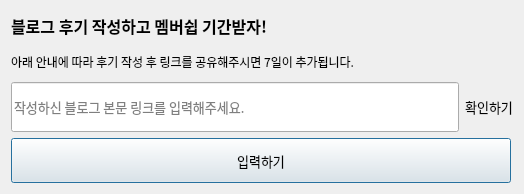
This is free.ui in Hyeongwookjung/e-commerce_analysis_platform as Qt 5 draws it before an edit. The edited form follows.
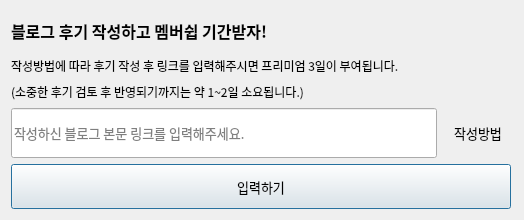
This is the edited form.

Commit message: DB 스펙 변경

```diff
--- a/free.ui
+++ b/free.ui
@@ -7,7 +7,7 @@
     <x>0</x>
     <y>0</y>
     <width>524</width>
-    <height>194</height>
+    <height>220</height>
    </rect>
   </property>
   <property name="sizePolicy">
@@ -19,13 +19,13 @@
   <property name="minimumSize">
    <size>
     <width>524</width>
-    <height>194</height>
+    <height>220</height>
    </size>
   </property>
   <property name="maximumSize">
    <size>
     <width>524</width>
-    <height>194</height>
+    <height>220</height>
    </size>
   </property>
   <property name="font">
@@ -57,6 +57,12 @@
      </item>
      <item>
       <widget class="QLabel" name="label_2">
+       <property name="maximumSize">
+        <size>
+         <width>16777215</width>
+         <height>20</height>
+        </size>
+       </property>
        <property name="font">
         <font>
          <family>KoPubWorld돋움체 Light</family>
@@ -64,7 +70,26 @@
         </font>
        </property>
        <property name="text">
-        <string>아래 안내에 따라 후기 작성 후 링크를 공유해주시면 7일이 추가됩니다. </string>
+        <string>작성방법에 따라 후기 작성 후 링크를 입력해주시면 프리미엄 3일이 부여됩니다. </string>
+       </property>
+      </widget>
+     </item>
+     <item>
+      <widget class="QLabel" name="label_4">
+       <property name="maximumSize">
+        <size>
+         <width>16777215</width>
+         <height>20</height>
+        </size>
+       </property>
+       <property name="font">
+        <font>
+         <family>KoPubWorld돋움체 Light</family>
+         <pointsize>9</pointsize>
+        </font>
+       </property>
+       <property name="text">
+        <string>(소중한 후기 검토 후 반영되기까지는 약 1~2일 소요됩니다.)</string>
        </property>
       </widget>
      </item>
@@ -97,8 +122,14 @@
        </item>
        <item>
         <widget class="QLabel" name="label_3">
+         <property name="minimumSize">
+          <size>
+           <width>70</width>
+           <height>0</height>
+          </size>
+         </property>
          <property name="text">
-          <string>&lt;a href=&quot;https://youngmusk.imweb.me/TRAFFIC&quot;&gt;&lt;span style=&quot; color:#000000;&quot; style=&quot;text-decoration:none&quot;&gt;확인하기&lt;/a&gt;</string>
+          <string>&lt;a href=&quot;1&quot;&gt;&lt;span style=&quot; color:#000000;&quot; style=&quot;text-decoration:none&quot;&gt;작성방법&lt;/a&gt;</string>
          </property>
          <property name="alignment">
           <set>Qt::AlignCenter</set>
```
Left out of the diff: 23 changed lines with no effect on the pictures. The commit also changes 2 other files.
